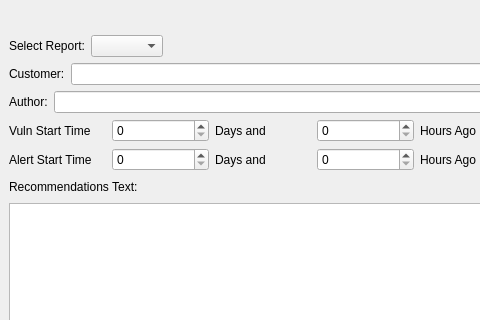
Old version of the form assets/mainwindow.ui in the repository lacework/extensible-reporting; both pictures show x 0 to 480 and y 0 to 320 of the 1049 by 600 pixel window.
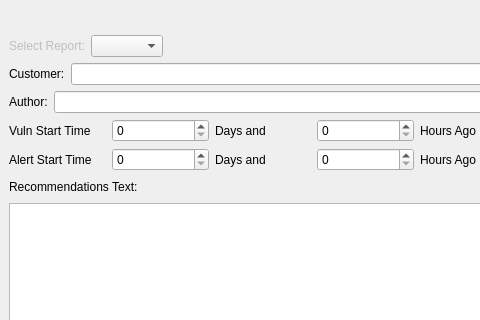
New version of the form.

Commit message:
refactor: updated graphic and removed report selection in the GUI
Removed GUI report selection due to pyside6 bug in QComboBox.setCurrentIndex() pending workaround

```diff
--- a/assets/mainwindow.ui
+++ b/assets/mainwindow.ui
@@ -45,6 +45,9 @@
        <layout class="QHBoxLayout" name="horizontalLayout_6">
         <item>
          <widget class="QLabel" name="labelSelectReport">
+          <property name="enabled">
+           <bool>false</bool>
+          </property>
           <property name="text">
            <string>Select Report:</string>
           </property>
```
Left out of the diff: 6 changed lines with no effect on the pictures. The commit also changes 6 other files.
